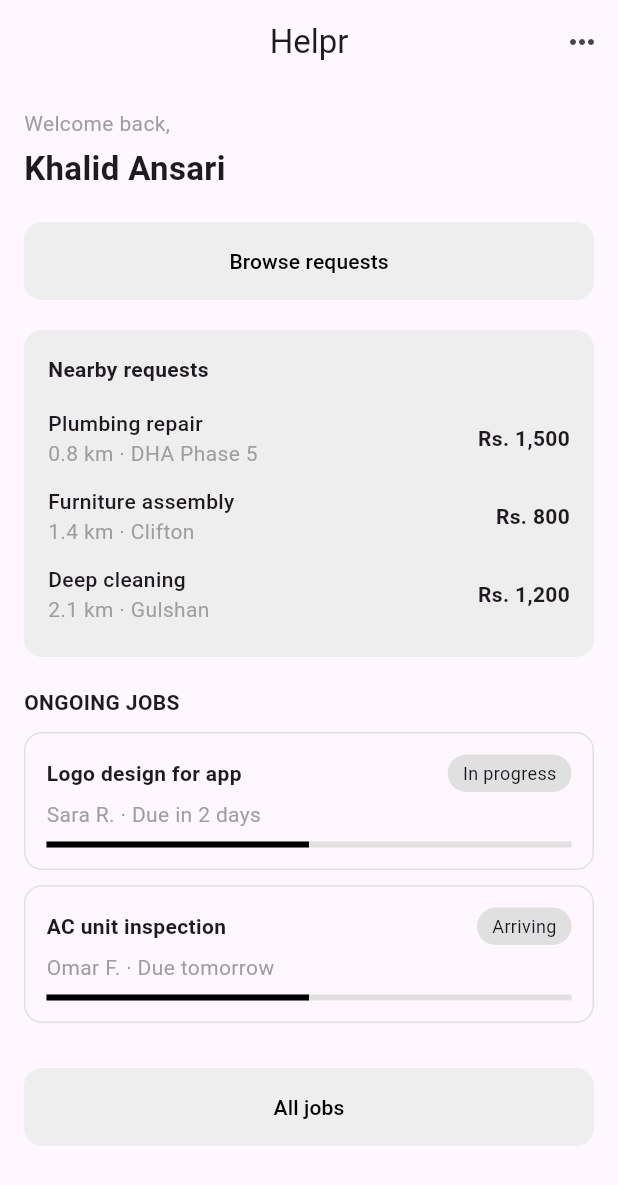
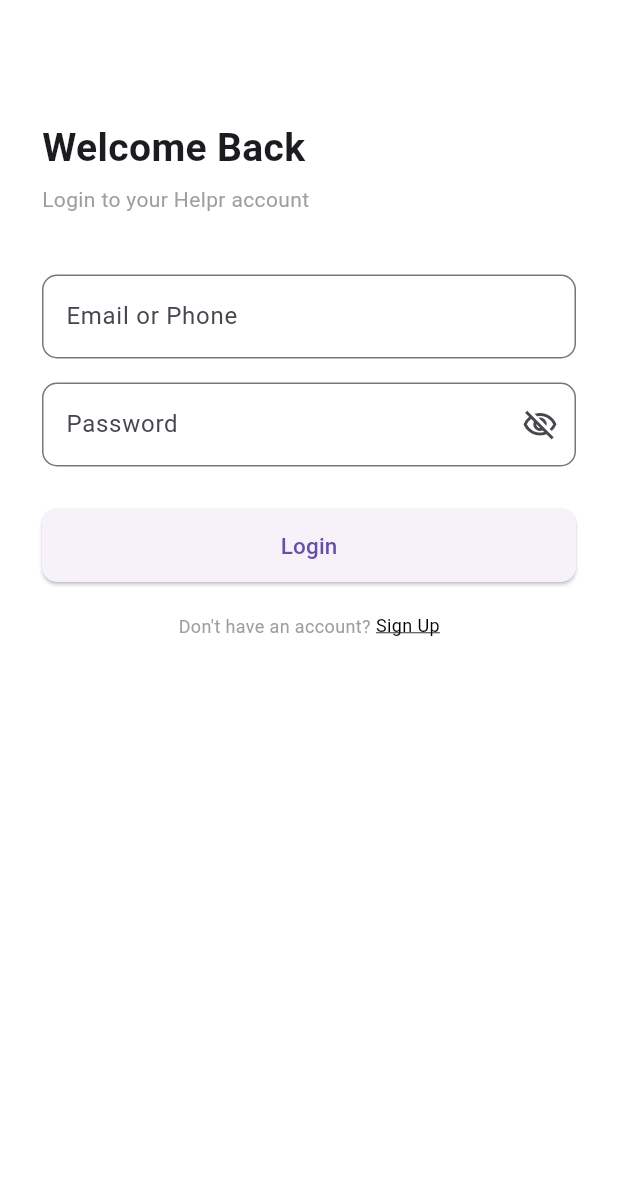
Before and after one commit to Muskan865/helpr, a Flutter app: the screen it shows after launch, on a phone screen of 412 x 824 dp. Shown: the top 1185 px of the screen. Run offline on Flutter 3.47's test engine with Material 3 defaults, Android fonts, the phone set to English and light mode, and no system bars.

Commit message:
Sign up and login screen

```diff
--- a/frontend/lib/main.dart
+++ b/frontend/lib/main.dart
@@ -1,4 +1,5 @@
 import 'package:flutter/material.dart';
+import 'package:helpr/screens/login_screen.dart';
 
 import 'screens/worker_dashboard.dart';
 
@@ -12,7 +13,7 @@
   @override
   Widget build(BuildContext context) {
     return MaterialApp(
-      home: WorkerDashboard(),
+      home: LoginScreen(),
     );
   }
 }
--- /dev/null
+++ b/frontend/lib/screens/login_screen.dart
@@ -0,0 +1,133 @@
+// login_screen.dart
+import 'package:flutter/material.dart';
+import 'signup_screen.dart';
+
+class LoginScreen extends StatefulWidget {
+  const LoginScreen({super.key});
+
+  @override
+  State<LoginScreen> createState() => _LoginScreenState();
+}
+
+class _LoginScreenState extends State<LoginScreen> {
+  final _emailController = TextEditingController();
+  final _passwordController = TextEditingController();
+  bool _obscurePassword = true;
+
+  @override
+  void dispose() {
+    _emailController.dispose();
+    _passwordController.dispose();
+    super.dispose();
+  }
+
+  @override
+  Widget build(BuildContext context) {
+    return Scaffold(
+      backgroundColor: Colors.white,
+      body: SafeArea(
+        child: Padding(
+          padding: const EdgeInsets.symmetric(horizontal: 28),
+          child: Column(
+            crossAxisAlignment: CrossAxisAlignment.stretch,
+            children: [
+              const SizedBox(height: 80),
+
+              const Text(
+                'Welcome Back',
+                style: TextStyle(fontSize: 26, fontWeight: FontWeight.bold),
+              ),
+              const SizedBox(height: 6),
+              const Text(
+                'Login to your Helpr account',
+                style: TextStyle(fontSize: 14, color: Colors.grey),
+              ),
+              const SizedBox(height: 40),
+
+              // Email
+              TextField(
+                controller: _emailController,
+                keyboardType: TextInputType.emailAddress,
+                decoration: InputDecoration(
+                  labelText: 'Email or Phone',
+                  border: OutlineInputBorder(
+                    borderRadius: BorderRadius.circular(10),
+                  ),
+                ),
+              ),
+              const SizedBox(height: 16),
+
+              // Password
+              TextField(
+                controller: _passwordController,
+                obscureText: _obscurePassword,
+                decoration: InputDecoration(
+                  labelText: 'Password',
+                  border: OutlineInputBorder(
+                    borderRadius: BorderRadius.circular(10),
+                  ),
+                  suffixIcon: IconButton(
+                    icon: Icon(
+                      _obscurePassword
+                          ? Icons.visibility_off_outlined
+                          : Icons.visibility_outlined,
+                    ),
+                    onPressed: () =>
+                        setState(() => _obscurePassword = !_obscurePassword),
+                  ),
+                ),
+              ),
+              const SizedBox(height: 28),
+
+              // Login button
+              ElevatedButton(
+                onPressed: () {
+                  // TODO: connect backend
+                },
+                style: ElevatedButton.styleFrom(
+                  padding: const EdgeInsets.symmetric(vertical: 14),
+                  shape: RoundedRectangleBorder(
+                    borderRadius: BorderRadius.circular(10),
+                  ),
+                ),
+                child: const Text('Login', style: TextStyle(fontSize: 15)),
+              ),
+
+              const SizedBox(height: 20),
+
+              // Don't have an account
+              Center(
+                child: Text.rich(
+                  TextSpan(
+                    text: "Don't have an account? ",
+                    style: const TextStyle(fontSize: 12, color: Colors.grey),
+                    children: [
+                      WidgetSpan(
+                        child: GestureDetector(
+                          onTap: () => Navigator.push(
+                            context,
+                            MaterialPageRoute(
+                              builder: (_) => const SignUpScreen(),
+                            ),
+                          ),
+                          child: const Text(
+                            'Sign Up',
+                            style: TextStyle(
+                              fontSize: 12,
+                              color: Colors.black,
+                              decoration: TextDecoration.underline,
+                            ),
+                          ),
+                        ),
+                      ),
+                    ],
+                  ),
+                ),
+              ),
+            ],
+          ),
+        ),
+      ),
+    );
+  }
+}
--- a/frontend/lib/screens/worker_dashboard.dart
+++ b/frontend/lib/screens/worker_dashboard.dart
@@ -2,7 +2,6 @@
 
 class WorkerDashboard extends StatelessWidget {
   const WorkerDashboard({super.key});
-
   @override
   Widget build(BuildContext context) {
     return Scaffold(
```
Also changed, not shown: frontend/lib/screens/signup_screen.dart (added, +147 -0 lines).
